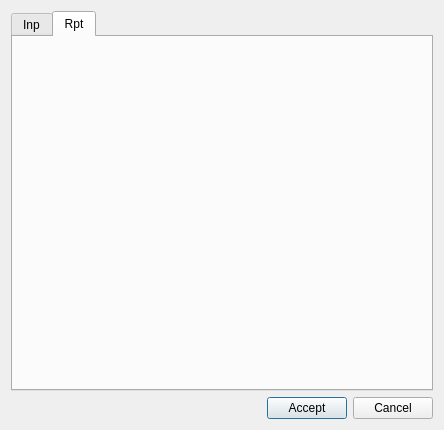
Qt form core/ui/toolbars/epa/go2epa_options.ui (Giswater/giswater_qgis_plugin) before a commit.
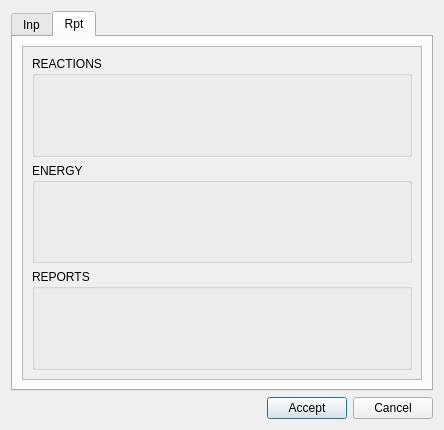
The same form after that commit. The open tabs and pages were chosen to show the change.

Commit message: Bug fix: go2epa options rpt tab populate widgets

What changed in the file:
```diff
--- a/core/ui/toolbars/epa/go2epa_options.ui
+++ b/core/ui/toolbars/epa/go2epa_options.ui
@@ -113,6 +113,76 @@
       <attribute name="title">
        <string>Rpt</string>
       </attribute>
+      <layout class="QGridLayout" name="gridLayout_7">
+       <item row="0" column="0">
+        <widget class="QScrollArea" name="scrollArea_2">
+         <property name="widgetResizable">
+          <bool>true</bool>
+         </property>
+         <widget class="QWidget" name="scrollAreaWidgetContents_2">
+          <property name="geometry">
+           <rect>
+            <x>0</x>
+            <y>0</y>
+            <width>400</width>
+            <height>335</height>
+           </rect>
+          </property>
+          <layout class="QGridLayout" name="gridLayout_8">
+           <item row="0" column="0">
+            <layout class="QGridLayout" name="gridLayout_5">
+             <item row="1" column="0">
+              <widget class="QGroupBox" name="groupBox">
+               <property name="title">
+                <string>REACTIONS</string>
+               </property>
+               <layout class="QGridLayout" name="gridLayout_9">
+                <item row="0" column="0">
+                 <layout class="QGridLayout" name="lyt_reactions_1"/>
+                </item>
+                <item row="0" column="1">
+                 <layout class="QGridLayout" name="lyt_reactions_2"/>
+                </item>
+               </layout>
+              </widget>
+             </item>
+             <item row="2" column="0">
+              <widget class="QGroupBox" name="groupBox_2">
+               <property name="title">
+                <string>ENERGY</string>
+               </property>
+               <layout class="QGridLayout" name="gridLayout_15">
+                <item row="0" column="0">
+                 <layout class="QGridLayout" name="lyt_energy_1"/>
+                </item>
+                <item row="0" column="1">
+                 <layout class="QGridLayout" name="lyt_energy_2"/>
+                </item>
+               </layout>
+              </widget>
+             </item>
+             <item row="3" column="0">
+              <widget class="QGroupBox" name="grb_reports">
+               <property name="title">
+                <string>REPORTS</string>
+               </property>
+               <layout class="QGridLayout" name="gridLayout_10">
+                <item row="0" column="1">
+                 <layout class="QGridLayout" name="lyt_reports_2"/>
+                </item>
+                <item row="0" column="0">
+                 <layout class="QGridLayout" name="lyt_reports_1"/>
+                </item>
+               </layout>
+              </widget>
+             </item>
+            </layout>
+           </item>
+          </layout>
+         </widget>
+        </widget>
+       </item>
+      </layout>
      </widget>
     </widget>
    </item>
```
Left out of the diff: 2 changed lines with no effect on the pictures.
